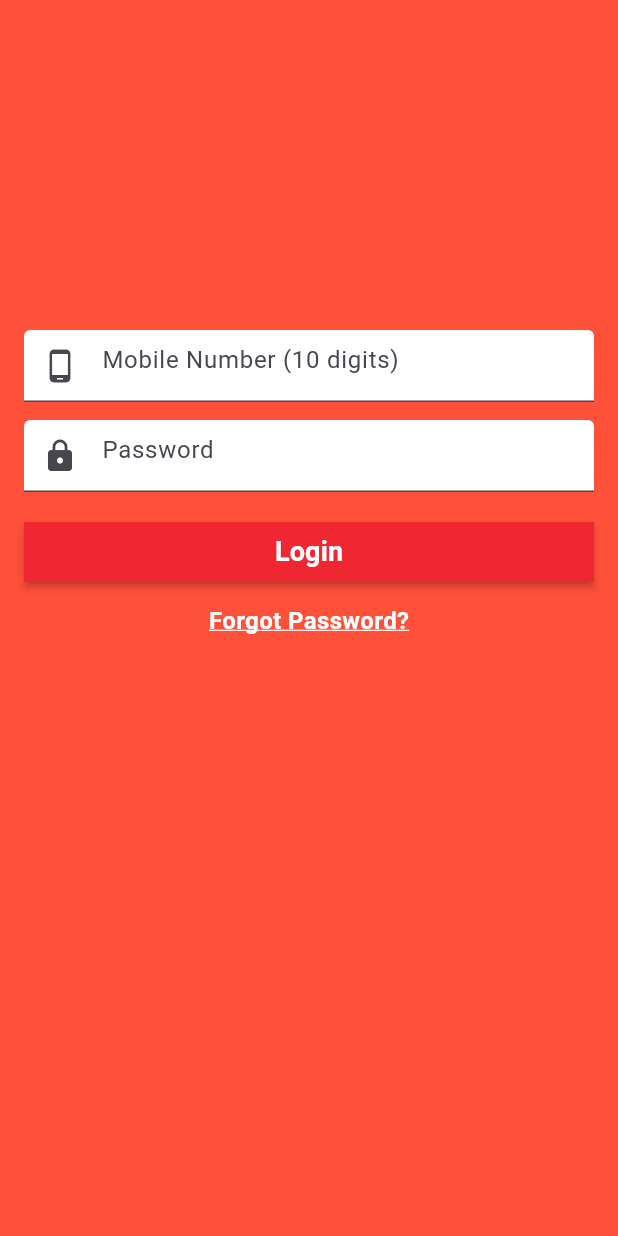
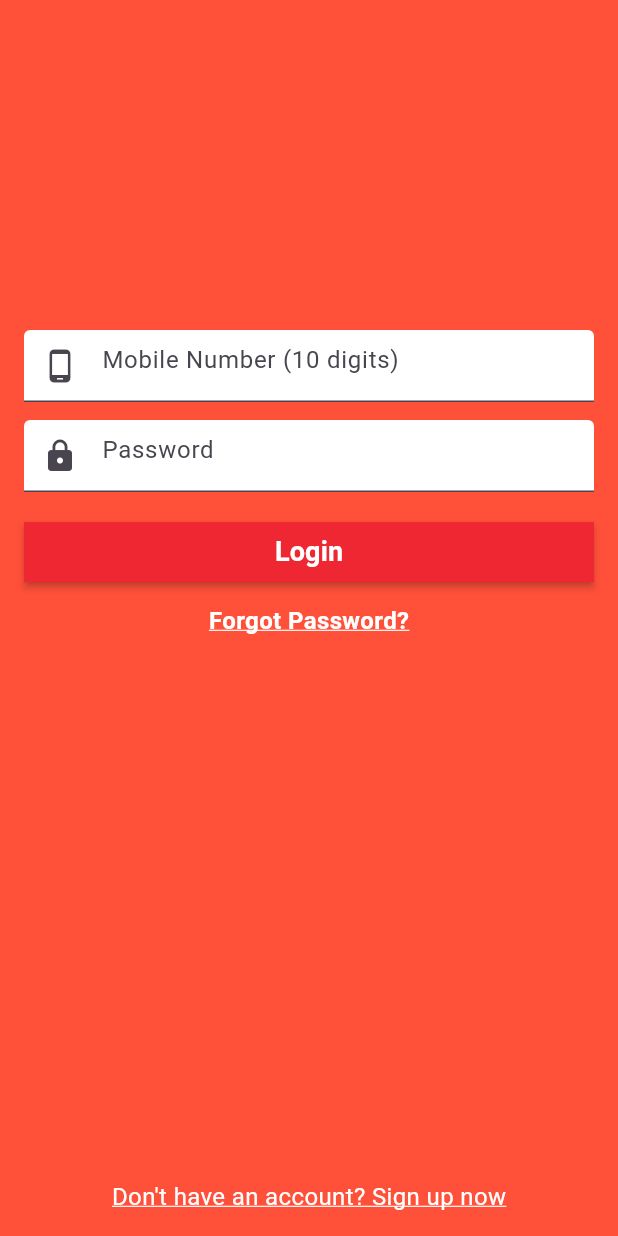
Before and after one commit to arbaazaj/food_runner_flutter, a Flutter app: the screen it shows after launch, on a phone screen of 412 x 824 dp. Run offline on Flutter 3.47's test engine with Material 2 defaults, Android fonts, the phone set to English and light mode, and no system bars.

Commit message:
> Completed Registration Page.

```diff
--- a/lib/screens/login_screen.dart
+++ b/lib/screens/login_screen.dart
@@ -1,6 +1,8 @@
 import 'package:flutter/material.dart';
 import 'package:food_runner_flutter/screens/register_screen.dart';
 import 'package:food_runner_flutter/themes/colors.dart';
+import 'package:food_runner_flutter/widgets/custom_button_widget.dart';
+import 'package:food_runner_flutter/widgets/custom_text_field_widget.dart';
 
 class LoginScreen extends StatelessWidget {
   const LoginScreen({Key? key}) : super(key: key);
@@ -9,53 +11,23 @@ class LoginScreen extends StatelessWidget {
   Widget build(BuildContext context) {
     return Scaffold(
       backgroundColor: orange,
-      body: Column(
+      body: Stack(
+        children: [
+          Column(
             children: [
               const SizedBox(height: 220),
-          const Padding(
-            padding: EdgeInsets.symmetric(horizontal: 16.0),
-            child: TextField(
-              decoration: InputDecoration(
-                prefixIcon: Icon(Icons.phone_android),
+              const CustomTextField(
+                iconData: Icons.phone_android,
                 hintText: 'Mobile Number (10 digits)',
-                filled: true,
-                fillColor: Colors.white,
-              ),
-            ),
               ),
               const SizedBox(height: 12.0),
-          const Padding(
-            padding: EdgeInsets.symmetric(horizontal: 16.0),
-            child: TextField(
-              decoration: InputDecoration(
-                prefixIcon: Icon(Icons.lock),
+              const CustomTextField(
                 hintText: 'Password',
-                filled: true,
-                fillColor: Colors.white,
+                iconData: Icons.lock,
               ),
-            ),
-          ),
-          Padding(
-            padding: const EdgeInsets.only(left: 16.0, right: 16.0, top: 16.0),
-            child: Row(
-              children: [
-                Expanded(
-                  child: FilledButton(
-                    style: const ButtonStyle(
-                      elevation: MaterialStatePropertyAll(2),
-                      shape: MaterialStatePropertyAll(BeveledRectangleBorder()),
-                      backgroundColor: MaterialStatePropertyAll(buttonColorRed),
-                    ),
+              CustomButton(
+                buttonText: 'Login',
                 onPressed: () {},
-                    child: const Text(
-                      'Login',
-                      style:
-                          TextStyle(fontSize: 18, fontWeight: FontWeight.bold),
-                    ),
-                  ),
-                ),
-              ],
-            ),
               ),
               const SizedBox(height: 10.0),
               GestureDetector(
@@ -80,6 +52,33 @@ class LoginScreen extends StatelessWidget {
               // Add link to create account page.
             ],
           ),
+          Positioned.fill(
+            bottom: 15,
+            child: Align(
+              alignment: AlignmentDirectional.bottomCenter,
+              child: GestureDetector(
+                onTap: () {
+                  Navigator.push(
+                    context,
+                    MaterialPageRoute(
+                      builder: (context) => const RegisterPage(),
+                    ),
+                  );
+                },
+                child: const Text(
+                  'Don\'t have an account? Sign up now',
+                  style: TextStyle(
+                    fontSize: 16,
+                    decoration: TextDecoration.underline,
+                    decorationColor: Colors.white,
+                    color: Colors.white,
+                  ),
+                ),
+              ),
+            ),
+          ),
+        ],
+      ),
     );
   }
 }
--- /dev/null
+++ b/lib/widgets/custom_button_widget.dart
@@ -0,0 +1,41 @@
+import 'package:flutter/material.dart';
+import 'package:food_runner_flutter/themes/colors.dart';
+
+class CustomButton extends StatelessWidget {
+  const CustomButton({
+    super.key,
+    this.paddingTop = 16.0,
+    required this.buttonText,
+    required this.onPressed,
+  });
+
+  final double paddingTop;
+  final String buttonText;
+  final VoidCallback onPressed;
+
+  @override
+  Widget build(BuildContext context) {
+    return Padding(
+      padding: EdgeInsets.only(left: 16.0, right: 16.0, top: paddingTop),
+      child: Row(
+        children: [
+          Expanded(
+            child: FilledButton(
+              style: const ButtonStyle(
+                elevation: MaterialStatePropertyAll(2),
+                shape: MaterialStatePropertyAll(BeveledRectangleBorder()),
+                backgroundColor: MaterialStatePropertyAll(buttonColorRed),
+              ),
+              onPressed: onPressed,
+              child: Text(
+                buttonText,
+                style:
+                    const TextStyle(fontSize: 18, fontWeight: FontWeight.bold),
+              ),
+            ),
+          ),
+        ],
+      ),
+    );
+  }
+}
--- /dev/null
+++ b/lib/widgets/custom_text_field_widget.dart
@@ -0,0 +1,31 @@
+import 'package:flutter/material.dart';
+
+class CustomTextField extends StatelessWidget {
+  const CustomTextField({
+    super.key,
+    required this.hintText,
+    required this.iconData,
+    this.isFilled = true,
+    this.fillColor = Colors.white,
+  });
+
+  final String hintText;
+  final IconData iconData;
+  final bool isFilled;
+  final Color fillColor;
+
+  @override
+  Widget build(BuildContext context) {
+    return Padding(
+      padding: const EdgeInsets.symmetric(horizontal: 16.0),
+      child: TextField(
+        decoration: InputDecoration(
+          prefixIcon: Icon(iconData),
+          hintText: hintText,
+          filled: isFilled,
+          fillColor: fillColor,
+        ),
+      ),
+    );
+  }
+}
```
Also changed, not shown: lib/screens/forgot_password.dart (added, +10 -0 lines), lib/screens/register_screen.dart (+54 -1 lines). Lines whose indentation alone changed are shown as unchanged.
